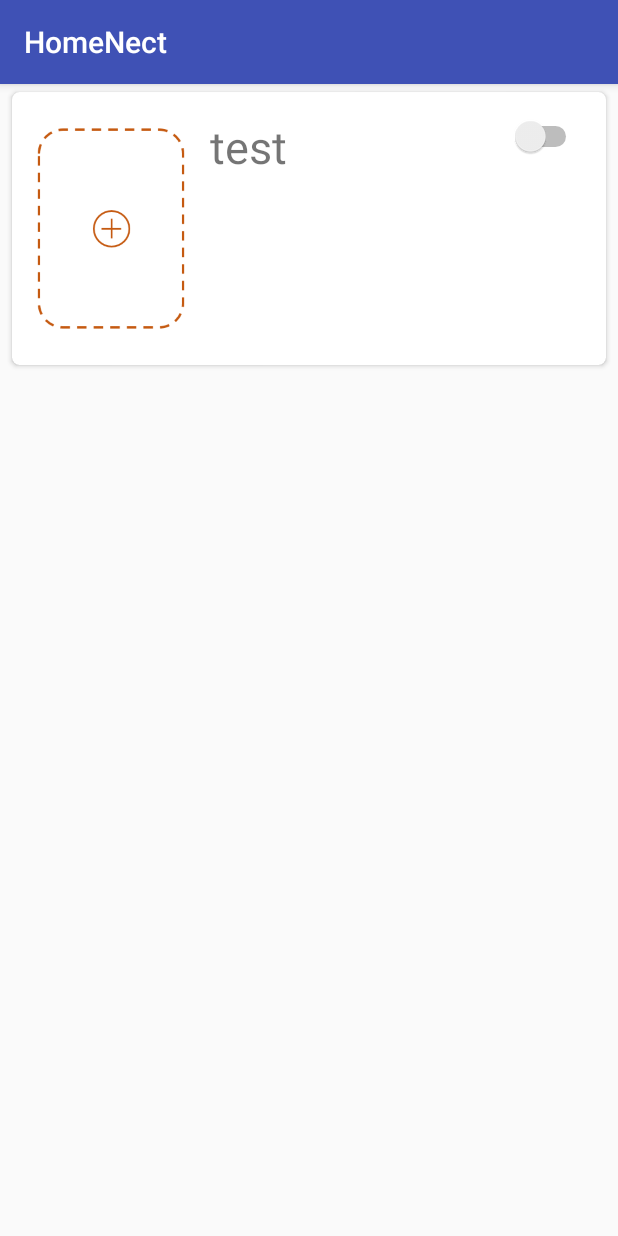
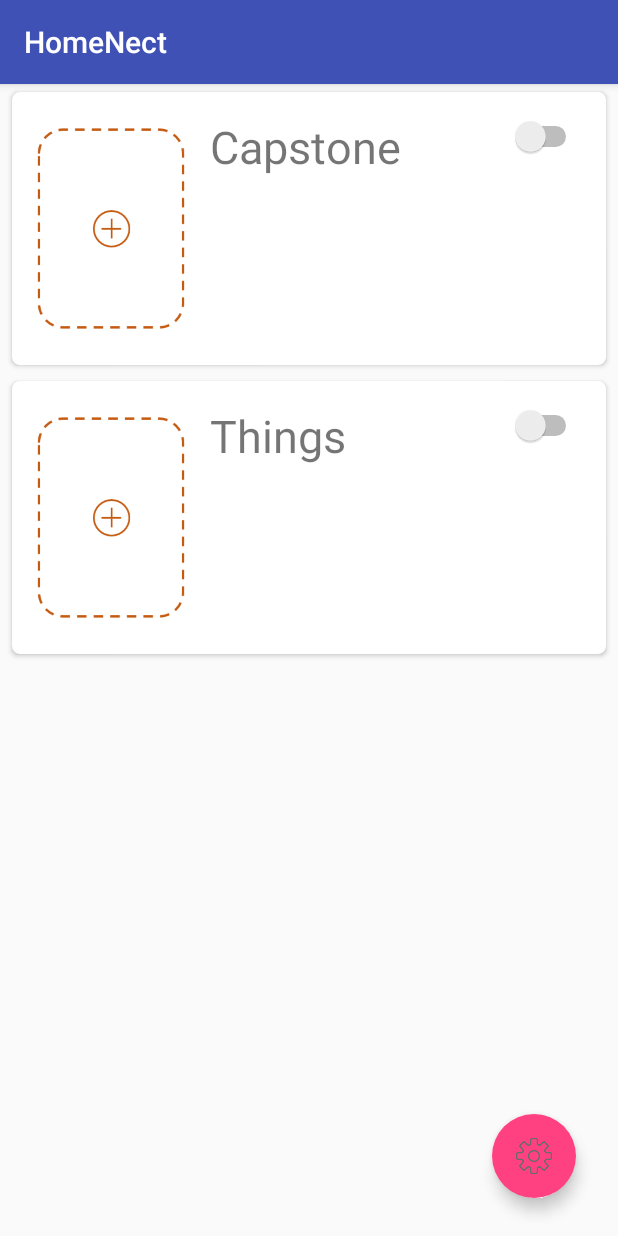
Before and after one commit to KimmTY/capstone, an Android app: the screen it shows after launch (MainActivity), on a phone screen of 412 x 824 dp. Run offline under Robolectric (Android 15) with nearby library versions, the phone set to English and light mode, and no system bars.

Commit message:
[명호] 카드뷰 추가용 FloatingButton 추가

```diff
--- a/myungho/HomeNect/app/src/main/java/com/capstone/sejong/homenect/MainActivity.java
+++ b/myungho/HomeNect/app/src/main/java/com/capstone/sejong/homenect/MainActivity.java
@@ -1,17 +1,22 @@
 package com.capstone.sejong.homenect;
 
 import android.os.Bundle;
+import android.support.design.widget.FloatingActionButton;
 import android.support.v7.app.AppCompatActivity;
 import android.support.v7.widget.LinearLayoutManager;
 import android.support.v7.widget.RecyclerView;
+import android.view.View;
 
 import java.util.ArrayList;
 import java.util.List;
 
 public class MainActivity extends AppCompatActivity {
 
+    private int REQUEST_ACT = 1000;
+
     private List<Thing> things;
     private RecyclerView rv;
+    private FloatingActionButton fab;
 
     @Override
     protected void onCreate(Bundle savedInstanceState) {
@@ -23,17 +28,31 @@ public class MainActivity extends AppCompatActivity {
         rv.setLayoutManager(llm);
         rv.setHasFixedSize(true);
 
+        fab = (FloatingActionButton)findViewById(R.id.fab_settings);
+
+        initFab();
         initializeData();
         initializeAdapter();
     }
 
     private void initializeData(){
         things = new ArrayList<>();
-        things.add(new Thing("test", false, R.drawable.default_photo));
+        things.add(new Thing("Capstone", false, R.drawable.default_photo));
+        things.add(new Thing("Things", false, R.drawable.default_photo));
     }
 
     private void initializeAdapter(){
         RVAdapter adapter = new RVAdapter(things);
         rv.setAdapter(adapter);
     }
+
+    private void initFab(){
+        findViewById(R.id.fab_settings).setOnClickListener(new View.OnClickListener() {
+            @Override
+            public void onClick(View v) {
+                things.add(new Thing("HomeNect", false, R.drawable.default_photo));
+                initializeAdapter();
+            }
+        });
+    }
 }
--- a/myungho/HomeNect/app/src/main/java/com/capstone/sejong/homenect/RVAdapter.java
+++ b/myungho/HomeNect/app/src/main/java/com/capstone/sejong/homenect/RVAdapter.java
@@ -8,6 +8,7 @@ import android.view.ViewGroup;
 import android.widget.ImageView;
 import android.widget.Switch;
 import android.widget.TextView;
+import android.widget.Toast;
 
 import java.util.List;
 
@@ -15,9 +16,9 @@ import java.util.List;
  * Created by 12aud on 2017-03-31.
  */
 
-public class RVAdapter extends RecyclerView.Adapter<RVAdapter.ThingViewHolder> {
+public class RVAdapter extends RecyclerView.Adapter<RVAdapter.ThingViewHolder>{
 
-    public static class ThingViewHolder extends RecyclerView.ViewHolder{
+    public class ThingViewHolder extends RecyclerView.ViewHolder{
         CardView cv;
         TextView thingName;
         Switch status;
@@ -29,8 +30,20 @@ public class RVAdapter extends RecyclerView.Adapter<RVAdapter.ThingViewHolder> {
             thingName = (TextView)itemView.findViewById(R.id.thing_name);
             status = (Switch)itemView.findViewById(R.id.thing_status);
             thingPhoto = (ImageView)itemView.findViewById(R.id.thing_photo);
+            thingPhoto.setOnClickListener(new View.OnClickListener() {
+                @Override
+                public void onClick(View v) {
+                    if((Integer)thingPhoto.getTag() == R.drawable.default_photo){
+                        Toast.makeText(v.getContext(), "ITEM PRESSED = " + String.valueOf(getAdapterPosition()), Toast.LENGTH_SHORT).show();
+                    } else{
+                        // 사진 찍어서 넣는 곳
+                        Toast.makeText(v.getContext(), "있던 사진 눌린겨", Toast.LENGTH_SHORT).show();
+                    }
+                }
+            });
         }
     }
+
     List<Thing> things;
 
     RVAdapter(List<Thing> things){
@@ -54,10 +67,12 @@ public class RVAdapter extends RecyclerView.Adapter<RVAdapter.ThingViewHolder> {
         thingViewHolder.thingName.setText(things.get(i).name);
         thingViewHolder.status.setChecked(things.get(i).status);
         thingViewHolder.thingPhoto.setImageResource(things.get(i).photoId);
+        thingViewHolder.thingPhoto.setTag(things.get(i).photoId);
     }
 
     @Override
     public int getItemCount(){
         return things.size();
     }
+
 }
--- a/myungho/HomeNect/app/src/main/res/layout/activity_main.xml
+++ b/myungho/HomeNect/app/src/main/res/layout/activity_main.xml
@@ -14,4 +14,13 @@
     android:id="@+id/rv">
 
     </android.support.v7.widget.RecyclerView>
+
+    <android.support.design.widget.FloatingActionButton
+        android:id="@+id/fab_settings"
+        style="@style/FabSettings_Style"
+        android:layout_alignParentBottom="true"
+        android:layout_alignParentEnd="true"
+        android:layout_alignParentRight="true"
+        android:layout_gravity="bottom|right"
+        android:layout_margin="25dp"/>
 </RelativeLayout>
--- a/myungho/HomeNect/app/src/main/res/values/styles.xml
+++ b/myungho/HomeNect/app/src/main/res/values/styles.xml
@@ -8,4 +8,13 @@
         <item name="colorAccent">@color/colorAccent</item>
     </style>
 
+    <style name="FabSettings_Style">
+        <item name="android:layout_width">wrap_content</item>
+        <item name="android:layout_height">wrap_content</item>
+        <item name="android:src">@drawable/settings</item>
+        <item name="borderWidth">0dp</item>
+        <item name="elevation">6dp</item>
+        <item name="pressedTranslationZ">12dp</item>
+        <item name="rippleColor">@android:color/white</item>
+    </style>
 </resources>
```
Also changed, not shown: myungho/HomeNect/app/src/main/res/drawable/settings.png (added).
